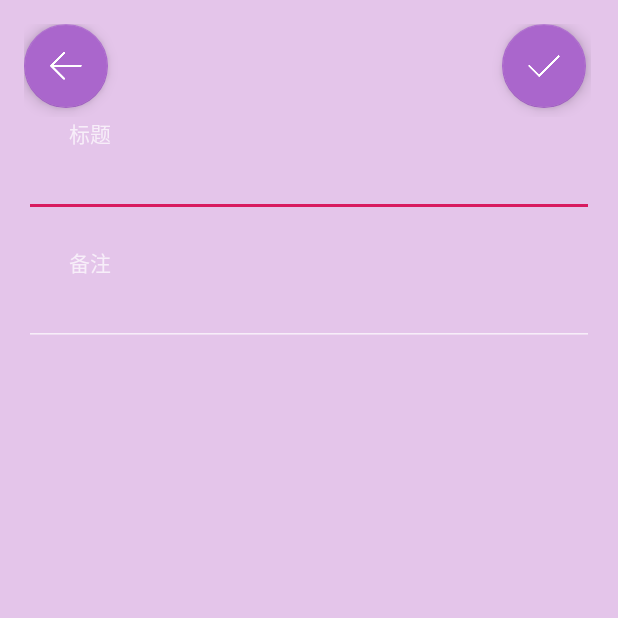
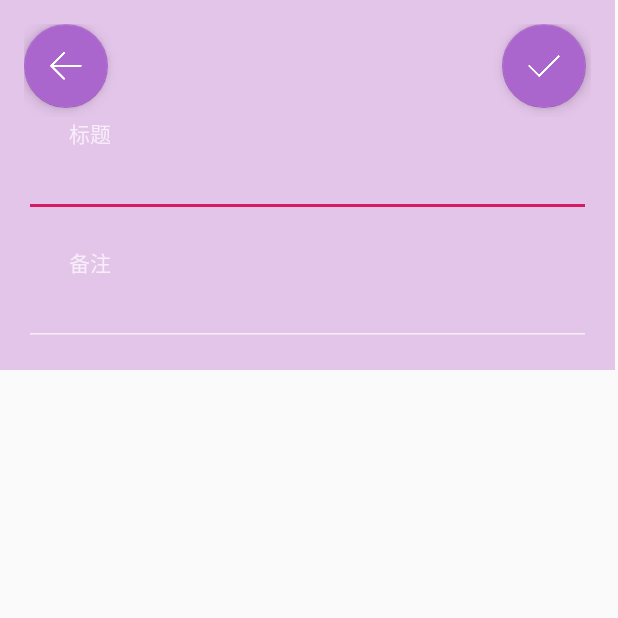
Before and after one commit to Uzumaki1010/iTime, an Android app: the AddNewActivity screen opened directly, with no data from a screen before it, on a phone screen of 412 x 824 dp, the top half of it. Run offline under Robolectric (Android 15) with nearby library versions, the phone set to English and light mode, and no system bars.

Commit message:
又完善了界面

```diff
--- a/app/build.gradle
+++ b/app/build.gradle
@@ -28,6 +28,7 @@ dependencies {
     implementation 'androidx.navigation:navigation-ui:2.0.0'
     implementation 'androidx.lifecycle:lifecycle-extensions:2.1.0'
     implementation 'androidx.legacy:legacy-support-v4:1.0.0'
+    implementation 'androidx.recyclerview:recyclerview:1.0.0'
     testImplementation 'junit:junit:4.12'
     androidTestImplementation 'androidx.test.ext:junit:1.1.1'
     androidTestImplementation 'androidx.test.espresso:espresso-core:3.2.0'
--- a/app/src/main/java/com/example/itime/AddNewActivity.java
+++ b/app/src/main/java/com/example/itime/AddNewActivity.java
@@ -6,7 +6,9 @@ import android.content.Intent;
 import android.os.Bundle;
 import android.view.View;
 import android.view.Window;
+import android.widget.ArrayAdapter;
 import android.widget.EditText;
+import android.widget.ListView;
 
 import com.example.itime.R;
 import com.google.android.material.floatingactionbutton.FloatingActionButton;
--- a/app/src/main/res/layout/activity_add_new.xml
+++ b/app/src/main/res/layout/activity_add_new.xml
@@ -1,90 +1,14 @@
 <?xml version="1.0" encoding="utf-8"?>
-
-<LinearLayout xmlns:android="http://schemas.android.com/apk/res/android"
+<androidx.constraintlayout.widget.ConstraintLayout xmlns:android="http://schemas.android.com/apk/res/android"
     xmlns:app="http://schemas.android.com/apk/res-auto"
     xmlns:tools="http://schemas.android.com/tools"
     android:layout_width="match_parent"
     android:layout_height="match_parent"
-    android:background="@color/colorPrimary"
-    android:gravity="bottom"
-    android:orientation="vertical"
-    android:paddingLeft="@dimen/activity_horizontal_margin"
-    android:paddingTop="@dimen/activity_vertical_margin"
-    android:paddingRight="@dimen/activity_horizontal_margin"
-    android:paddingBottom="@dimen/activity_vertical_margin"
-    android:theme="@style/ThemeOverlay.AppCompat.Dark">
+    tools:context=".AddNewActivity">
 
-    <LinearLayout
-        android:layout_width="378dp"
-        android:layout_height="62dp"
-        android:orientation="horizontal">
-
-        <com.google.android.material.floatingactionbutton.FloatingActionButton
-            android:id="@+id/floating_action_button_back"
-            android:layout_width="wrap_content"
-            android:layout_height="wrap_content"
-            android:layout_weight="1"
-            android:clickable="true"
-            android:src="@drawable/icon_back"
-            app:backgroundTint="@android:color/holo_purple" />
-
-        <TextView
-            android:id="@+id/text_view_blank"
-            android:layout_width="261dp"
-            android:layout_height="47dp"
-            android:layout_weight="1" />
-
-        <com.google.android.material.floatingactionbutton.FloatingActionButton
-            android:id="@+id/floating_action_button_ok"
-            android:layout_width="wrap_content"
-            android:layout_height="wrap_content"
-            android:layout_weight="1"
-            android:clickable="true"
-            android:src="@drawable/icon_ok"
-            app:backgroundTint="@android:color/holo_purple" />
-    </LinearLayout>
-
-    <TextView
-        android:id="@+id/text_view_title"
-        android:layout_width="match_parent"
-        android:layout_height="wrap_content"
-        android:text="         标题" />
-
-    <EditText
-        android:id="@+id/edit_text_note"
-        android:layout_width="match_parent"
-        android:layout_height="wrap_content"
-        android:ems="10"
-        android:inputType="textPersonName" />
-
-    <TextView
-        android:id="@+id/text_view_blank1"
-        android:layout_width="match_parent"
+    <include
+        layout="@layout/add_new_menu"
+        android:layout_width="wrap_content"
         android:layout_height="wrap_content" />
 
-    <TextView
-        android:id="@+id/text_view_note"
-        android:layout_width="match_parent"
-        android:layout_height="wrap_content"
-        android:text="         备注" />
-
-    <EditText
-        android:id="@+id/edit_text_title"
-        android:layout_width="match_parent"
-        android:layout_height="wrap_content"
-        android:ems="10"
-        android:inputType="textPersonName" />
-
-    <androidx.constraintlayout.widget.ConstraintLayout
-        android:layout_width="match_parent"
-        android:layout_height="match_parent">
-
-        <ListView
-            android:id="@+id/list_view_menu"
-            android:layout_width="377dp"
-            android:layout_height="488dp"
-            app:layout_constraintBottom_toBottomOf="parent"
-            app:layout_constraintEnd_toEndOf="parent" />
-    </androidx.constraintlayout.widget.ConstraintLayout>
-
-</LinearLayout>
+</androidx.constraintlayout.widget.ConstraintLayout>
--- /dev/null
+++ b/app/src/main/res/layout/add_new_menu.xml
@@ -0,0 +1,78 @@
+<?xml version="1.0" encoding="utf-8"?>
+
+<LinearLayout xmlns:android="http://schemas.android.com/apk/res/android"
+    xmlns:app="http://schemas.android.com/apk/res-auto"
+    xmlns:tools="http://schemas.android.com/tools"
+    android:layout_width="match_parent"
+    android:layout_height="wrap_content"
+    android:background="@color/colorPrimary"
+    android:gravity="bottom"
+    android:orientation="vertical"
+    android:paddingLeft="@dimen/activity_horizontal_margin"
+    android:paddingTop="@dimen/activity_vertical_margin"
+    android:paddingRight="@dimen/activity_horizontal_margin"
+    android:paddingBottom="@dimen/activity_vertical_margin"
+    android:theme="@style/ThemeOverlay.AppCompat.Dark">
+
+    <LinearLayout
+        android:layout_width="378dp"
+        android:layout_height="62dp"
+        android:orientation="horizontal">
+
+        <com.google.android.material.floatingactionbutton.FloatingActionButton
+            android:id="@+id/floating_action_button_back"
+            android:layout_width="wrap_content"
+            android:layout_height="wrap_content"
+            android:layout_weight="1"
+            android:clickable="true"
+            android:src="@drawable/icon_back"
+            app:backgroundTint="@android:color/holo_purple" />
+
+        <TextView
+            android:id="@+id/text_view_blank"
+            android:layout_width="261dp"
+            android:layout_height="47dp"
+            android:layout_weight="1" />
+
+        <com.google.android.material.floatingactionbutton.FloatingActionButton
+            android:id="@+id/floating_action_button_ok"
+            android:layout_width="wrap_content"
+            android:layout_height="wrap_content"
+            android:layout_weight="1"
+            android:clickable="true"
+            android:src="@drawable/icon_ok"
+            app:backgroundTint="@android:color/holo_purple" />
+    </LinearLayout>
+
+    <TextView
+        android:id="@+id/text_view_title"
+        android:layout_width="match_parent"
+        android:layout_height="wrap_content"
+        android:text="         标题" />
+
+    <EditText
+        android:id="@+id/edit_text_note"
+        android:layout_width="match_parent"
+        android:layout_height="wrap_content"
+        android:ems="10"
+        android:inputType="textPersonName" />
+
+    <TextView
+        android:id="@+id/text_view_blank1"
+        android:layout_width="match_parent"
+        android:layout_height="wrap_content" />
+
+    <TextView
+        android:id="@+id/text_view_note"
+        android:layout_width="match_parent"
+        android:layout_height="wrap_content"
+        android:text="         备注" />
+
+    <EditText
+        android:id="@+id/edit_text_title"
+        android:layout_width="match_parent"
+        android:layout_height="wrap_content"
+        android:ems="10"
+        android:inputType="textPersonName" />
+
+</LinearLayout>
--- a/app/src/main/res/values/dimens.xml
+++ b/app/src/main/res/values/dimens.xml
@@ -5,4 +5,5 @@
     <dimen name="nav_header_vertical_spacing">8dp</dimen>
     <dimen name="nav_header_height">176dp</dimen>
     <dimen name="fab_margin">16dp</dimen>
+    <dimen name="text_margin">16dp</dimen>
 </resources>
```
Also changed, not shown: app/src/main/java/com/example/itime/ui/dummy/DummyContent.java (added, +72 -0 lines).
